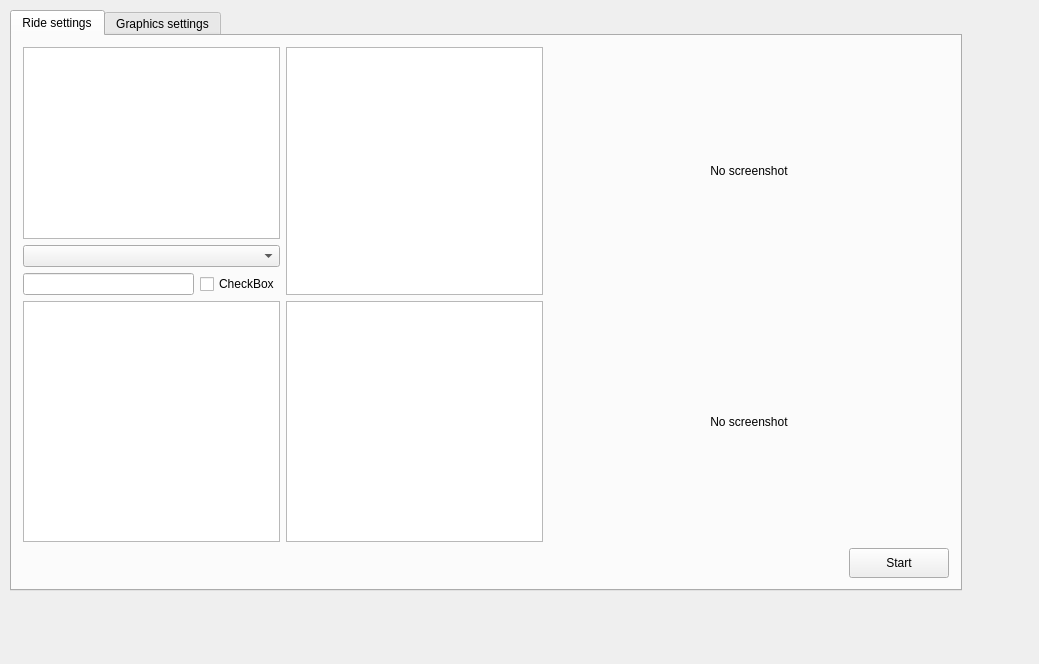
Qt form launcher/forms/mainwindow.ui (maisvendoo/RRS) before a commit.
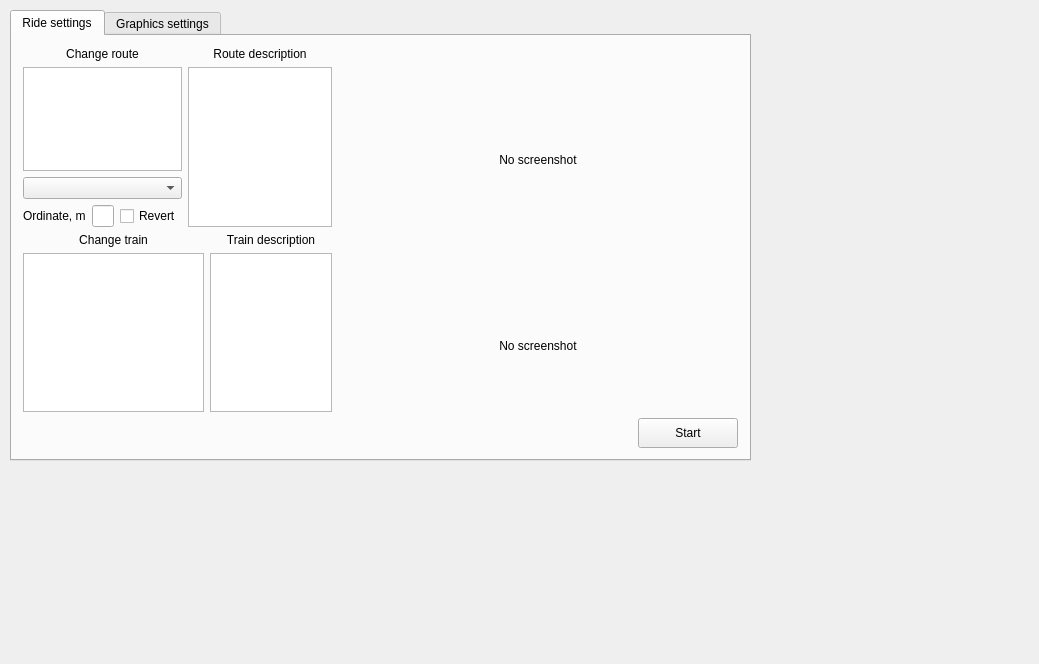
The same form after that commit.

Commit message: Layouts in user interface

Diff of the .ui file:
```diff
--- a/launcher/forms/mainwindow.ui
+++ b/launcher/forms/mainwindow.ui
@@ -19,8 +19,8 @@
      <rect>
       <x>10</x>
       <y>10</y>
-      <width>952</width>
-      <height>581</height>
+      <width>741</width>
+      <height>451</height>
      </rect>
     </property>
     <property name="sizePolicy">
@@ -38,16 +38,38 @@
      </attribute>
      <layout class="QGridLayout" name="gridLayout">
       <item row="0" column="0">
-       <layout class="QVBoxLayout" name="verticalLayout_3">
+       <layout class="QVBoxLayout" name="verticalLayout_3" stretch="1,1,0">
         <item>
-         <layout class="QHBoxLayout" name="horizontalLayout_2">
+         <layout class="QHBoxLayout" name="horizontalLayout_2" stretch="2,3,4">
           <item>
            <layout class="QVBoxLayout" name="verticalLayout">
+            <item>
+             <widget class="QLabel" name="label">
+              <property name="sizePolicy">
+               <sizepolicy hsizetype="Preferred" vsizetype="Preferred">
+                <horstretch>1</horstretch>
+                <verstretch>0</verstretch>
+               </sizepolicy>
+              </property>
+              <property name="text">
+               <string>Change route</string>
+              </property>
+              <property name="alignment">
+               <set>Qt::AlignCenter</set>
+              </property>
+             </widget>
+            </item>
             <item>
              <widget class="QListWidget" name="lwRoutes">
+              <property name="sizePolicy">
+               <sizepolicy hsizetype="Expanding" vsizetype="Expanding">
+                <horstretch>1</horstretch>
+                <verstretch>0</verstretch>
+               </sizepolicy>
+              </property>
               <property name="maximumSize">
                <size>
-                <width>300</width>
+                <width>10000</width>
                 <height>16777215</height>
                </size>
               </property>
@@ -55,21 +77,40 @@
             </item>
             <item>
              <widget class="QComboBox" name="cbStations">
+              <property name="sizePolicy">
+               <sizepolicy hsizetype="Preferred" vsizetype="Fixed">
+                <horstretch>1</horstretch>
+                <verstretch>0</verstretch>
+               </sizepolicy>
+              </property>
               <property name="maximumSize">
                <size>
-                <width>300</width>
+                <width>10000</width>
                 <height>16777215</height>
                </size>
               </property>
              </widget>
             </item>
             <item>
-             <layout class="QHBoxLayout" name="horizontalLayout">
+             <layout class="QHBoxLayout" name="horizontalLayout" stretch="1,2,1">
+              <item>
+               <widget class="QLabel" name="label_3">
+                <property name="maximumSize">
+                 <size>
+                  <width>10000</width>
+                  <height>16777215</height>
+                 </size>
+                </property>
+                <property name="text">
+                 <string>Ordinate, m</string>
+                </property>
+               </widget>
+              </item>
               <item>
                <widget class="QLineEdit" name="lineEdit">
                 <property name="maximumSize">
                  <size>
-                  <width>210</width>
+                  <width>10000</width>
                   <height>16777215</height>
                  </size>
                 </property>
@@ -79,12 +120,12 @@
                <widget class="QCheckBox" name="checkBox">
                 <property name="maximumSize">
                  <size>
-                  <width>80</width>
+                  <width>10000</width>
                   <height>16777215</height>
                  </size>
                 </property>
                 <property name="text">
-                 <string>CheckBox</string>
+                 <string>Revert</string>
                 </property>
                </widget>
               </item>
@@ -93,23 +134,67 @@
            </layout>
           </item>
           <item>
-           <widget class="QPlainTextEdit" name="ptRouteDescription">
-            <property name="maximumSize">
-             <size>
-              <width>300</width>
-              <height>16777215</height>
-             </size>
-            </property>
-           </widget>
+           <layout class="QVBoxLayout" name="verticalLayout_4">
+            <item>
+             <widget class="QLabel" name="label_4">
+              <property name="sizePolicy">
+               <sizepolicy hsizetype="Preferred" vsizetype="Preferred">
+                <horstretch>1</horstretch>
+                <verstretch>0</verstretch>
+               </sizepolicy>
+              </property>
+              <property name="maximumSize">
+               <size>
+                <width>10000</width>
+                <height>16777215</height>
+               </size>
+              </property>
+              <property name="text">
+               <string>Route description</string>
+              </property>
+              <property name="alignment">
+               <set>Qt::AlignCenter</set>
+              </property>
+             </widget>
+            </item>
+            <item>
+             <widget class="QPlainTextEdit" name="ptRouteDescription">
+              <property name="sizePolicy">
+               <sizepolicy hsizetype="Preferred" vsizetype="Preferred">
+                <horstretch>1</horstretch>
+                <verstretch>1</verstretch>
+               </sizepolicy>
+              </property>
+              <property name="maximumSize">
+               <size>
+                <width>10000</width>
+                <height>16777215</height>
+               </size>
+              </property>
+             </widget>
+            </item>
+           </layout>
           </item>
           <item>
            <widget class="QLabel" name="lRouteScreenShot">
+            <property name="sizePolicy">
+             <sizepolicy hsizetype="Preferred" vsizetype="Preferred">
+              <horstretch>2</horstretch>
+              <verstretch>1</verstretch>
+             </sizepolicy>
+            </property>
             <property name="minimumSize">
              <size>
               <width>400</width>
               <height>225</height>
              </size>
             </property>
+            <property name="maximumSize">
+             <size>
+              <width>10000</width>
+              <height>16777215</height>
+             </size>
+            </property>
             <property name="text">
              <string>No screenshot</string>
             </property>
@@ -121,14 +206,36 @@
          </layout>
         </item>
         <item>
-         <layout class="QHBoxLayout" name="horizontalLayout_3">
+         <layout class="QHBoxLayout" name="horizontalLayout_3" stretch="2,3,4">
           <item>
            <layout class="QVBoxLayout" name="verticalLayout_2">
+            <item>
+             <widget class="QLabel" name="label_2">
+              <property name="text">
+               <string>Change train</string>
+              </property>
+              <property name="alignment">
+               <set>Qt::AlignCenter</set>
+              </property>
+             </widget>
+            </item>
             <item>
              <widget class="QListWidget" name="lwTrains">
+              <property name="sizePolicy">
+               <sizepolicy hsizetype="Expanding" vsizetype="Expanding">
+                <horstretch>1</horstretch>
+                <verstretch>0</verstretch>
+               </sizepolicy>
+              </property>
+              <property name="minimumSize">
+               <size>
+                <width>181</width>
+                <height>0</height>
+               </size>
+              </property>
               <property name="maximumSize">
                <size>
-                <width>300</width>
+                <width>10000</width>
                 <height>16777215</height>
                </size>
               </property>
@@ -140,23 +247,61 @@
            </layout>
           </item>
           <item>
-           <widget class="QPlainTextEdit" name="ptTrainDescription">
-            <property name="maximumSize">
-             <size>
-              <width>300</width>
-              <height>16777215</height>
-             </size>
-            </property>
-           </widget>
+           <layout class="QVBoxLayout" name="verticalLayout_5">
+            <item>
+             <widget class="QLabel" name="label_5">
+              <property name="maximumSize">
+               <size>
+                <width>1000</width>
+                <height>16777215</height>
+               </size>
+              </property>
+              <property name="text">
+               <string>Train description</string>
+              </property>
+              <property name="alignment">
+               <set>Qt::AlignCenter</set>
+              </property>
+             </widget>
+            </item>
+            <item>
+             <widget class="QPlainTextEdit" name="ptTrainDescription">
+              <property name="sizePolicy">
+               <sizepolicy hsizetype="Expanding" vsizetype="Expanding">
+                <horstretch>1</horstretch>
+                <verstretch>1</verstretch>
+               </sizepolicy>
+              </property>
+              <property name="maximumSize">
+               <size>
+                <width>10000</width>
+                <height>16777215</height>
+               </size>
+              </property>
+             </widget>
+            </item>
+           </layout>
           </item>
           <item>
            <widget class="QLabel" name="lTrainScreenShot">
+            <property name="sizePolicy">
+             <sizepolicy hsizetype="Preferred" vsizetype="Preferred">
+              <horstretch>2</horstretch>
+              <verstretch>1</verstretch>
+             </sizepolicy>
+            </property>
             <property name="minimumSize">
              <size>
               <width>400</width>
               <height>225</height>
              </size>
             </property>
+            <property name="maximumSize">
+             <size>
+              <width>10000</width>
+              <height>16777215</height>
+             </size>
+            </property>
             <property name="text">
              <string>No screenshot</string>
             </property>
```
